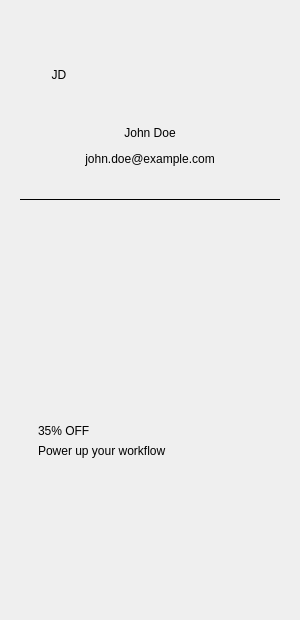
First picture: the form in examples/dashboard-demo/dashboardaccountpanel.ui, repository faudard/qt-material3-widget, before the edit.
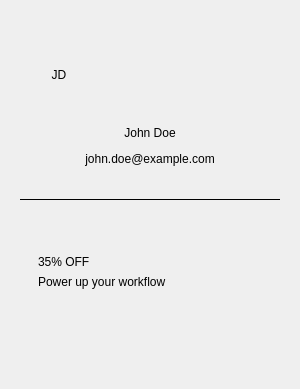
Second picture: the form after the edit.

Commit message: fix(examples): make dashboard side panels viewport-sized

```diff
--- a/examples/dashboard-demo/dashboardaccountpanel.ui
+++ b/examples/dashboard-demo/dashboardaccountpanel.ui
@@ -5,7 +5,7 @@
   <property name="minimumSize">
    <size>
     <width>300</width>
-    <height>620</height>
+    <height>0</height>
    </size>
   </property>
   <layout class="QVBoxLayout" name="rootLayout">
@@ -88,7 +88,7 @@
    </item>
    <item>
     <widget class="QFrame" name="promoFrame">
-     <property name="minimumSize"><size><width>0</width><height>148</height></size></property>
+     <property name="minimumSize"><size><width>0</width><height>132</height></size></property>
      <layout class="QVBoxLayout" name="promoLayout">
       <property name="leftMargin"><number>18</number></property>
       <property name="topMargin"><number>16</number></property>
```
